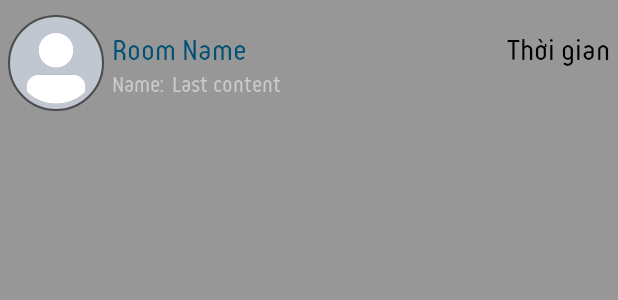
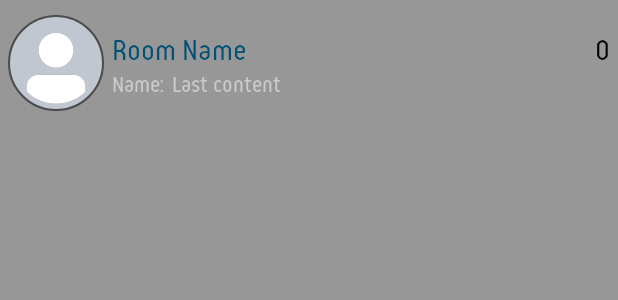
Before and after one commit to ntrongkhanh/AppChatTest, an Android app: the layout chatroom_item_layout.xml on its own in the app's theme, with its tools: preview values and no code run, on a phone screen of 412 x 824 dp. Shown: the top 300 px of the screen. Run offline under Robolectric (Android 15) with nearby library versions, the phone set to English and light mode, and no system bars.

Commit message:
Update chatroom_item_layout.xml

```diff
--- a/app/src/main/res/layout/chatroom_item_layout.xml
+++ b/app/src/main/res/layout/chatroom_item_layout.xml
@@ -42,7 +42,7 @@
             <TextView
                 android:layout_width="wrap_content"
                 android:layout_height="wrap_content"
-                android:text="Thời gian"
+                android:text="0"
                 android:fontFamily="@font/reso"
                android:layout_alignParentRight="true"
                 android:textSize="20dp"
```
